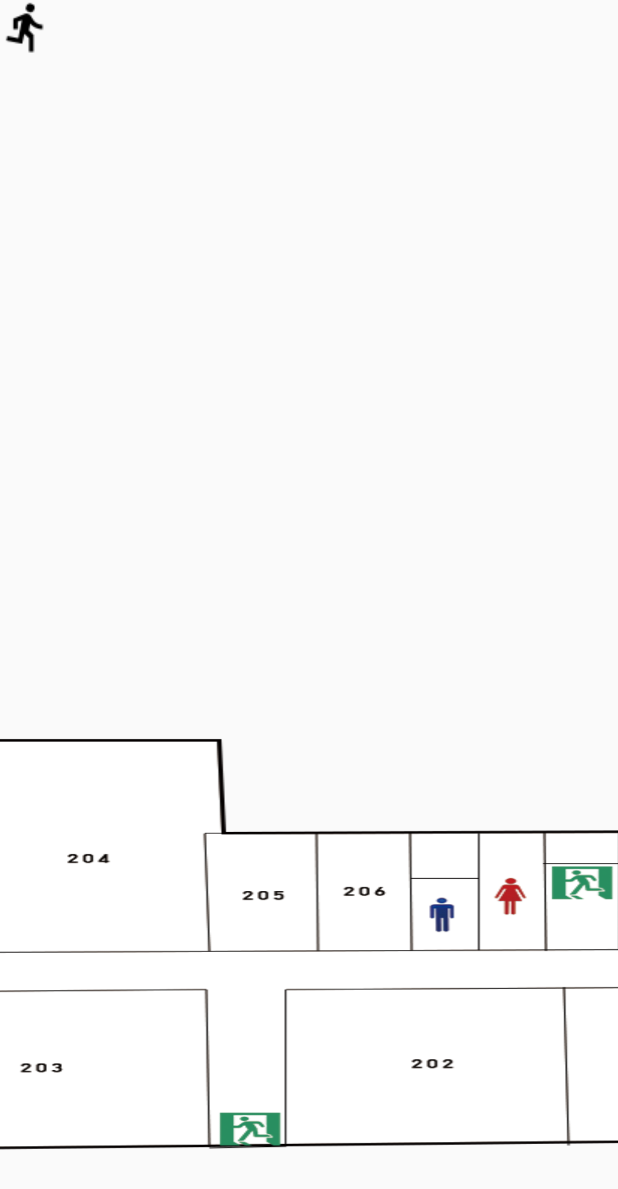
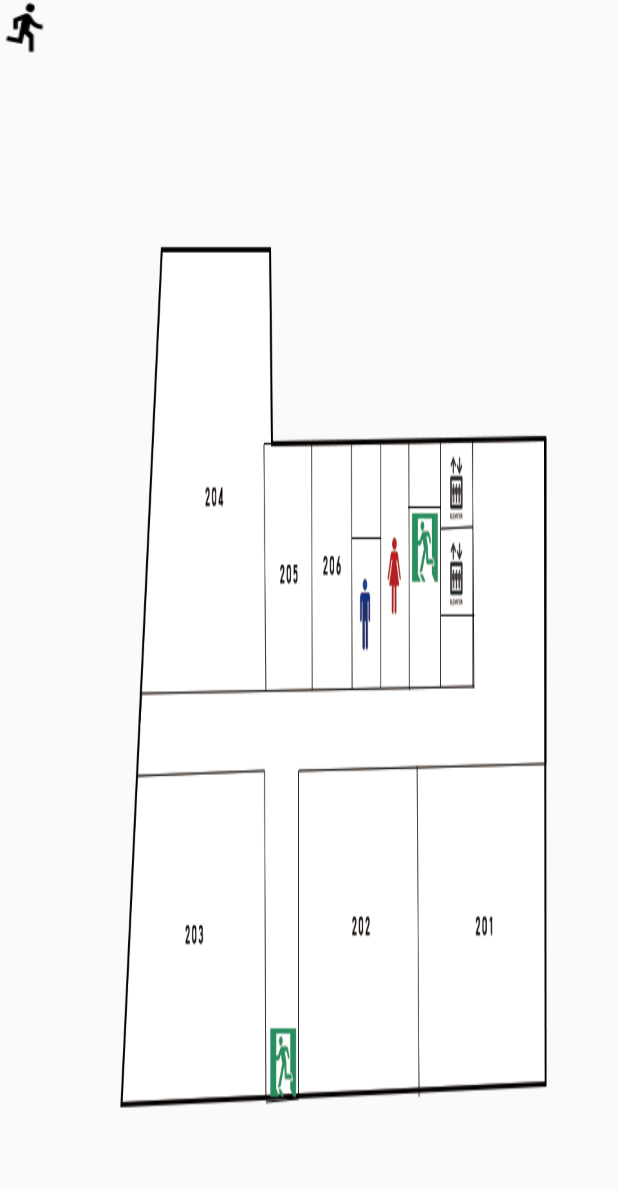
Before and after one commit to RyuJinHa/birthday_comming_soon, an Android app: the layout activity_prime_2f.xml on its own in the app's theme, with its tools: preview values and no code run, on a phone screen of 412 x 824 dp. Shown: the top 1189 px of the screen. Run offline under Robolectric (Android 15) with nearby library versions, the phone set to English and light mode, and no system bars.

Commit message:
11월 13일 17:40 수정본

```diff
--- a/app/src/main/res/layout/activity_prime_2f.xml
+++ b/app/src/main/res/layout/activity_prime_2f.xml
@@ -7,25 +7,24 @@
     tools:context=".MainActivity">
 
     <Button
-        android:id="@+id/p_204"
-        android:layout_width="62dp"
-        android:layout_height="50dp"
+        android:id="@+id/p_203"
+        android:layout_width="134dp"
+        android:layout_height="90dp"
         android:background="#00ff0000"
         app:layout_constraintBottom_toBottomOf="parent"
         app:layout_constraintEnd_toEndOf="parent"
-        app:layout_constraintHorizontal_bias="0.289"
+        app:layout_constraintHorizontal_bias="0.276"
         app:layout_constraintStart_toStartOf="parent"
         app:layout_constraintTop_toTopOf="parent"
-        app:layout_constraintVertical_bias="0.786"
+        app:layout_constraintVertical_bias="0.845"
         tools:ignore="MissingConstraints" />
 
     <ImageView
         android:id="@+id/p_2f"
-        android:layout_width="966dp"
-        android:layout_height="394dp"
+        android:layout_width="match_parent"
+        android:layout_height="match_parent"
         android:layout_centerHorizontal="true"
         android:layout_centerVertical="true"
-        android:layout_marginBottom="16dp"
         android:scaleType="fitXY"
         android:src="@drawable/prime_2f"
         app:layout_constraintBottom_toBottomOf="parent"
@@ -40,7 +39,18 @@
         android:src="@drawable/baseline_directions_run_black_18dp"
         tools:ignore="MissingConstraints" />
 
-
+    <Button
+        android:id="@+id/p_204"
+        android:layout_width="121dp"
+        android:layout_height="139dp"
+        android:background="#00ff0000"
+        app:layout_constraintBottom_toBottomOf="parent"
+        app:layout_constraintEnd_toEndOf="parent"
+        app:layout_constraintHorizontal_bias="0.302"
+        app:layout_constraintStart_toStartOf="parent"
+        app:layout_constraintTop_toTopOf="parent"
+        app:layout_constraintVertical_bias="0.32"
+        tools:ignore="MissingConstraints" />
 
 
 </androidx.constraintlayout.widget.ConstraintLayout>
```
Also changed, not shown: app/src/main/java/com/example/myapplication/Prime_Activity/Prime_2F_Activity.java (+78 -11 lines), app/src/main/res/anim/prime_2f_ani.xml (deleted, +0 -9 lines).
